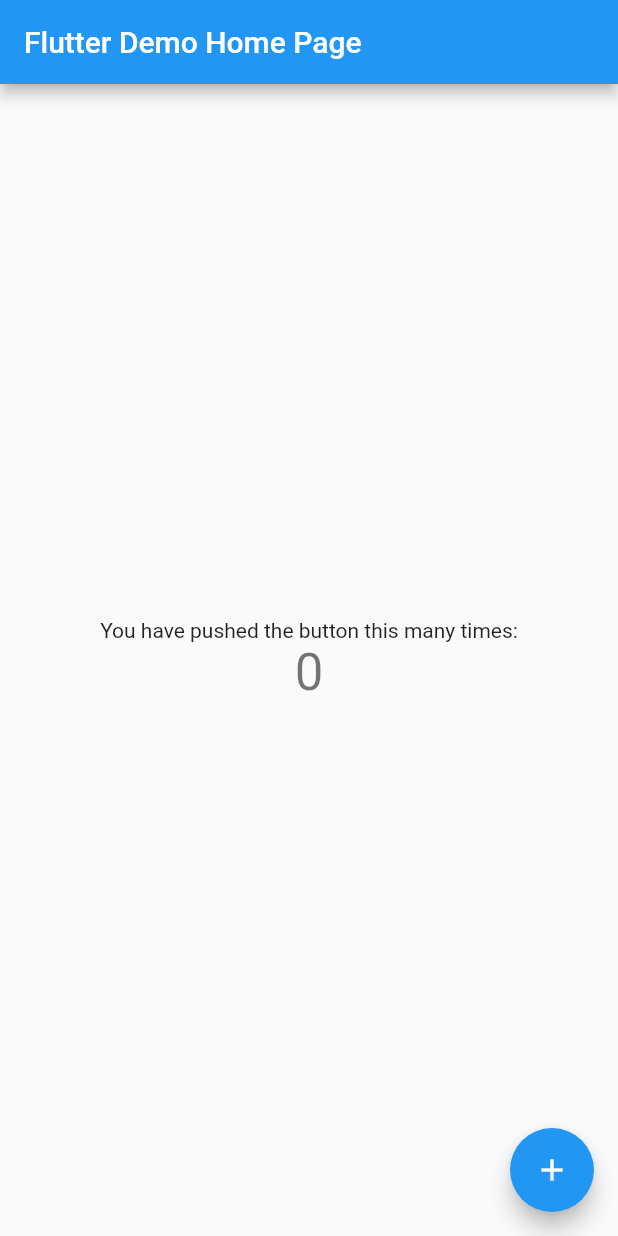
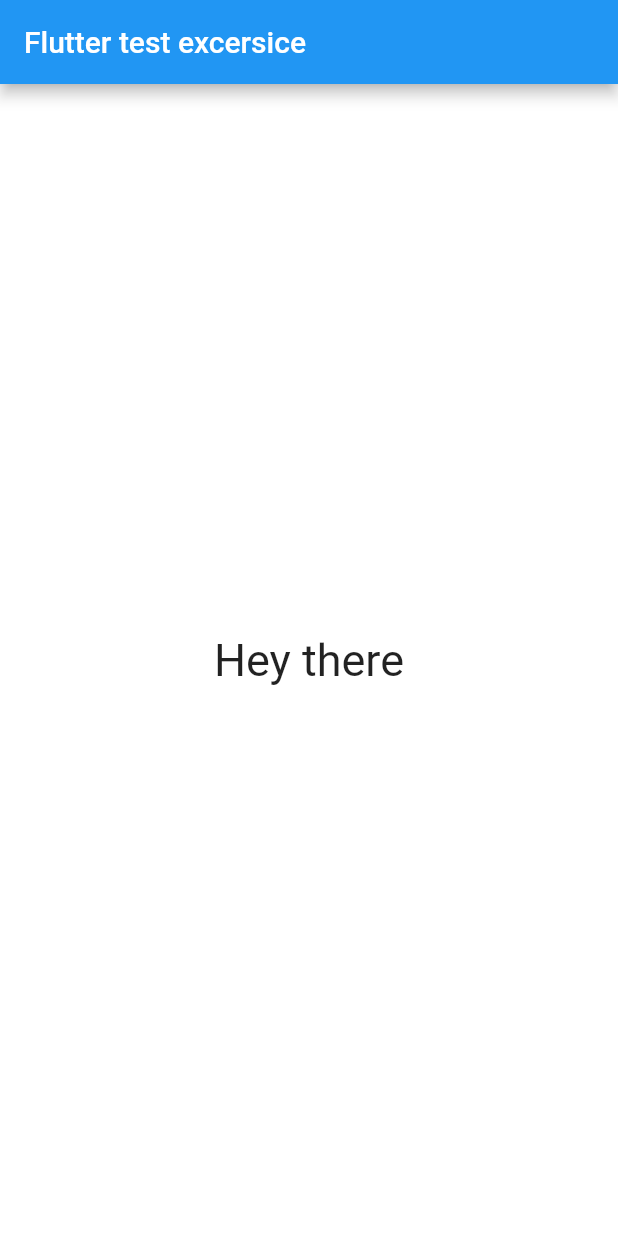
Before and after one commit to Timak31/solidSoftWare, a Flutter app: the screen it shows after launch, on a phone screen of 412 x 824 dp. Run offline on Flutter 3.47's test engine with Material 2 defaults, Android fonts, the phone set to English and light mode, and no system bars; missing offline and left inert: random_color.

Commit message:
complete task

```diff
--- a/solidsoftware/lib/main.dart
+++ b/solidsoftware/lib/main.dart
@@ -1,16 +1,18 @@
 import 'package:flutter/material.dart';
+import 'package:random_color/random_color.dart';
 
 void main() => runApp(MyApp());
 
 class MyApp extends StatelessWidget {
+
   @override
   Widget build(BuildContext context) {
     return MaterialApp(
-      title: 'Flutter Demo',
+      title: 'Flutter',
       theme: ThemeData(
         primarySwatch: Colors.blue,
       ),
-      home: MyHomePage(title: 'Flutter Demo Home Page'),
+      home: MyHomePage(title: 'Flutter test excersice'),
     );
   }
 }
@@ -25,13 +27,9 @@ class MyHomePage extends StatefulWidget {
 }
 
 class _MyHomePageState extends State<MyHomePage> {
-  int _counter = 0;
 
-  void _incrementCounter() {
-    setState(() {
-      _counter++;
-    });
-  }
+  RandomColor _randomColor = new RandomColor();
+  Color _color = Colors.white;
 
   @override
   Widget build(BuildContext context) {
@@ -39,25 +37,24 @@ class _MyHomePageState extends State<MyHomePage> {
       appBar: AppBar(
         title: Text(widget.title),
       ),
-      body: Center(
-        child: Column(
-          mainAxisAlignment: MainAxisAlignment.center,
-          children: <Widget>[
-            Text(
-              'You have pushed the button this many times:',
+      body: InkWell(
+        child: Container(
+          color: _color,
+          child: Center(
+            child: Text(
+              "Hey there",
+              style: TextStyle(
+                fontSize: 30.0
+              ),
             ),
-            Text(
-              '$_counter',
-              style: Theme.of(context).textTheme.display1,
-            ),
-          ],
+          ),
         ),
-      ),
-      floatingActionButton: FloatingActionButton(
-        onPressed: _incrementCounter,
-        tooltip: 'Increment',
-        child: Icon(Icons.add),
-      ), // This trailing comma makes auto-formatting nicer for build methods.
+        onTap: () => setState(
+          () {
+            _color = _randomColor.randomColor();
+          }
+        ),
+      )
     );
   }
 }
--- a/solidsoftware/pubspec.yaml
+++ b/solidsoftware/pubspec.yaml
@@ -17,6 +17,7 @@ environment:
   sdk: ">=2.1.0 <3.0.0"
 
 dependencies:
+  random_color: ^1.0.3
   flutter:
     sdk: flutter
 
```
Also changed, not shown: solidsoftware/pubspec.lock.
